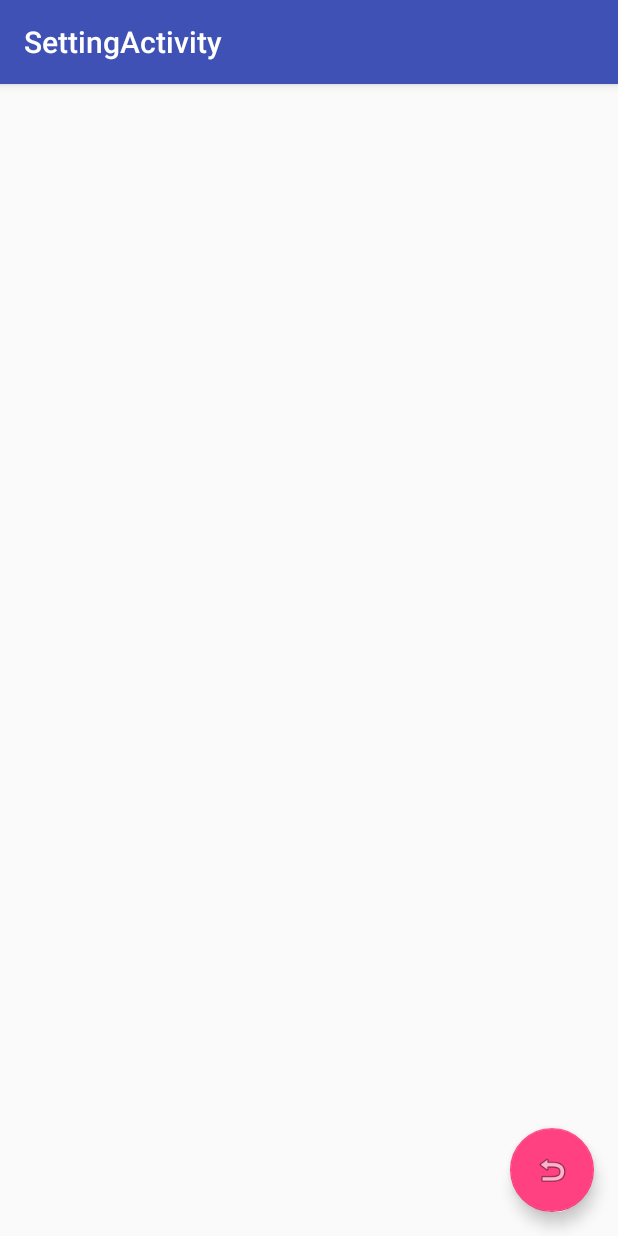
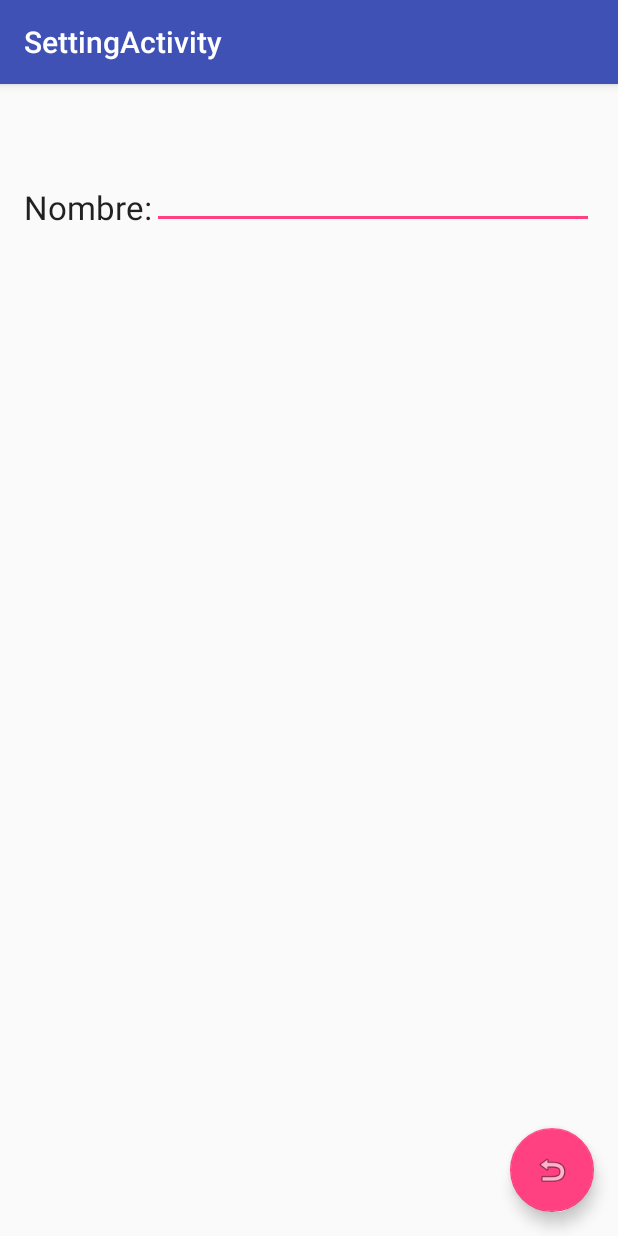
Before and after one commit to jonibarth/MiTouch, an Android app: the SettingActivity screen opened directly, with no data from a screen before it, on a phone screen of 412 x 824 dp. Run offline under Robolectric (Android 15) with nearby library versions, the phone set to English and light mode, and no system bars.

Commit message:
mi segundo commit

```diff
--- a/app/src/main/java/com/example/grupo110/mitouchmobile/SettingActivity.java
+++ b/app/src/main/java/com/example/grupo110/mitouchmobile/SettingActivity.java
@@ -1,13 +1,17 @@
 package com.example.grupo110.mitouchmobile;
 
+import android.content.Intent;
 import android.os.Bundle;
 import android.support.design.widget.FloatingActionButton;
 import android.support.design.widget.Snackbar;
 import android.support.v7.app.AppCompatActivity;
 import android.support.v7.widget.Toolbar;
 import android.view.View;
+import android.widget.Button;
 
 public class SettingActivity extends AppCompatActivity {
+
+    Button volverAMenu;
 
     @Override
     protected void onCreate(Bundle savedInstanceState) {
@@ -16,14 +20,23 @@
        Toolbar toolbar = (Toolbar) findViewById(R.id.toolbar);
         setSupportActionBar(toolbar);
 
+
         FloatingActionButton fab = (FloatingActionButton) findViewById(R.id.fab);
         fab.setOnClickListener(new View.OnClickListener() {
             @Override
             public void onClick(View view) {
-                Snackbar.make(view, "Replace with your own action", Snackbar.LENGTH_LONG)
-                        .setAction("Action", null).show();
+                IniciarPantalla();
             }
         });
+
+    }
+
+    public void IniciarPantalla()
+    {
+        //  Intent siguiente = new Intent(SettingActivity.this, MenuActivity.class);
+        Intent siguiente = new Intent(SettingActivity.this, MenuActivityGridView.class);
+        startActivity(siguiente);
+        finish();
     }
 
 }
--- a/app/src/main/res/layout/content_setting.xml
+++ b/app/src/main/res/layout/content_setting.xml
@@ -12,4 +12,26 @@
     tools:context="com.example.grupo110.mitouchmobile.SettingActivity"
     tools:showIn="@layout/activity_setting">
 
+    <TextView
+        android:layout_width="wrap_content"
+        android:layout_height="wrap_content"
+        android:textAppearance="?android:attr/textAppearanceLarge"
+        android:text="Nombre:"
+        android:id="@+id/textViewNombre"
+        android:layout_marginTop="51dp"
+        android:layout_alignParentTop="true"
+        android:layout_alignParentLeft="true"
+        android:layout_alignParentStart="true" />
+
+    <EditText
+        android:layout_width="wrap_content"
+        android:layout_height="wrap_content"
+        android:id="@+id/editTextnombre"
+        android:layout_alignBottom="@+id/textViewNombre"
+        android:layout_alignParentRight="true"
+        android:layout_alignParentEnd="true"
+        android:layout_toRightOf="@+id/textViewNombre"
+        android:layout_toEndOf="@+id/textViewNombre" />
+
+
 </RelativeLayout>
```
Also changed, not shown: app/src/main/java/com/example/grupo110/mitouchmobile/ForgotPasswordActivity.java (+0 -11 lines), app/src/main/java/com/example/grupo110/mitouchmobile/LoginActivity.java (+5 -4 lines), app/src/main/java/com/example/grupo110/mitouchmobile/MenuActivityGridView.java (+8 -12 lines).
